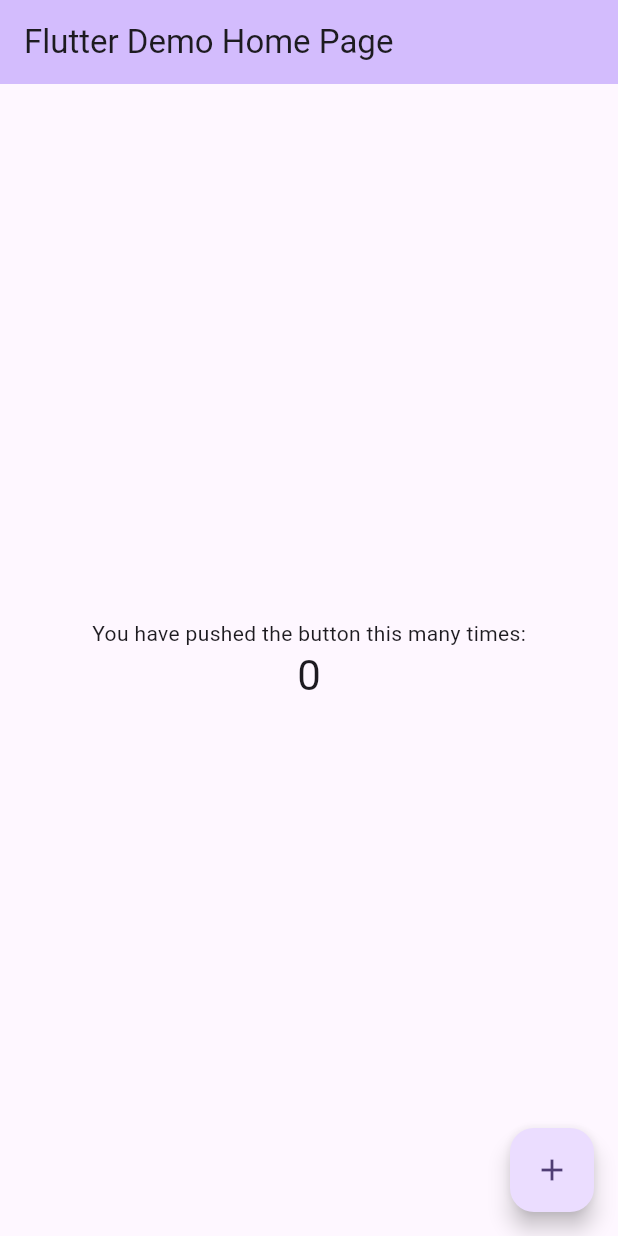
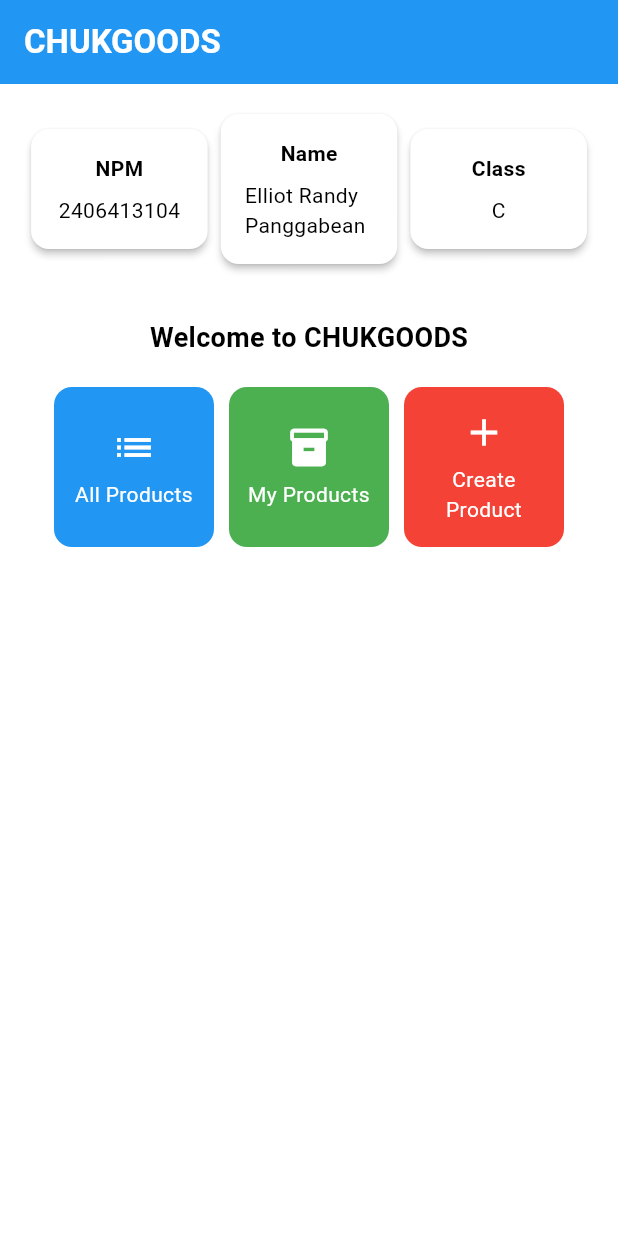
Before and after one commit to elliotrandy/chukgoods-mobile, a Flutter app: the screen it shows after launch, on a phone screen of 412 x 824 dp. Run offline on Flutter 3.47's test engine with Material 3 defaults, Android fonts, the light colour scheme and no system bars.

Commit message:
Implementasi Elemen Dasar Flutter

```diff
--- a/lib/main.dart
+++ b/lib/main.dart
@@ -1,4 +1,5 @@
 import 'package:flutter/material.dart';
+import 'package:chukgoods_mobile/menu.dart';
 
 void main() {
   runApp(const MyApp());
@@ -7,116 +8,15 @@ void main() {
 class MyApp extends StatelessWidget {
   const MyApp({super.key});
 
-  // This widget is the root of your application.
   @override
   Widget build(BuildContext context) {
     return MaterialApp(
-      title: 'Flutter Demo',
+      title: 'CHUKGOODS',
       theme: ThemeData(
-        // This is the theme of your application.
-        //
-        // TRY THIS: Try running your application with "flutter run". You'll see
-        // the application has a purple toolbar. Then, without quitting the app,
-        // try changing the seedColor in the colorScheme below to Colors.green
-        // and then invoke "hot reload" (save your changes or press the "hot
-        // reload" button in a Flutter-supported IDE, or press "r" if you used
-        // the command line to start the app).
-        //
-        // Notice that the counter didn't reset back to zero; the application
-        // state is not lost during the reload. To reset the state, use hot
-        // restart instead.
-        //
-        // This works for code too, not just values: Most code changes can be
-        // tested with just a hot reload.
-        colorScheme: ColorScheme.fromSeed(seedColor: Colors.deepPurple),
+        colorScheme: ColorScheme.fromSwatch(primarySwatch: Colors.blue)
+            .copyWith(secondary: Colors.blueAccent[400]),
       ),
-      home: const MyHomePage(title: 'Flutter Demo Home Page'),
+      home: MyHomePage(),
     );
   }
 }
-
-class MyHomePage extends StatefulWidget {
-  const MyHomePage({super.key, required this.title});
-
-  // This widget is the home page of your application. It is stateful, meaning
-  // that it has a State object (defined below) that contains fields that affect
-  // how it looks.
-
-  // This class is the configuration for the state. It holds the values (in this
-  // case the title) provided by the parent (in this case the App widget) and
-  // used by the build method of the State. Fields in a Widget subclass are
-  // always marked "final".
-
-  final String title;
-
-  @override
-  State<MyHomePage> createState() => _MyHomePageState();
-}
-
-class _MyHomePageState extends State<MyHomePage> {
-  int _counter = 0;
-
-  void _incrementCounter() {
-    setState(() {
-      // This call to setState tells the Flutter framework that something has
-      // changed in this State, which causes it to rerun the build method below
-      // so that the display can reflect the updated values. If we changed
-      // _counter without calling setState(), then the build method would not be
-      // called again, and so nothing would appear to happen.
-      _counter++;
-    });
-  }
-
-  @override
-  Widget build(BuildContext context) {
-    // This method is rerun every time setState is called, for instance as done
-    // by the _incrementCounter method above.
-    //
-    // The Flutter framework has been optimized to make rerunning build methods
-    // fast, so that you can just rebuild anything that needs updating rather
-    // than having to individually change instances of widgets.
-    return Scaffold(
-      appBar: AppBar(
-        // TRY THIS: Try changing the color here to a specific color (to
-        // Colors.amber, perhaps?) and trigger a hot reload to see the AppBar
-        // change color while the other colors stay the same.
-        backgroundColor: Theme.of(context).colorScheme.inversePrimary,
-        // Here we take the value from the MyHomePage object that was created by
-        // the App.build method, and use it to set our appbar title.
-        title: Text(widget.title),
-      ),
-      body: Center(
-        // Center is a layout widget. It takes a single child and positions it
-        // in the middle of the parent.
-        child: Column(
-          // Column is also a layout widget. It takes a list of children and
-          // arranges them vertically. By default, it sizes itself to fit its
-          // children horizontally, and tries to be as tall as its parent.
-          //
-          // Column has various properties to control how it sizes itself and
-          // how it positions its children. Here we use mainAxisAlignment to
-          // center the children vertically; the main axis here is the vertical
-          // axis because Columns are vertical (the cross axis would be
-          // horizontal).
-          //
-          // TRY THIS: Invoke "debug painting" (choose the "Toggle Debug Paint"
-          // action in the IDE, or press "p" in the console), to see the
-          // wireframe for each widget.
-          mainAxisAlignment: MainAxisAlignment.center,
-          children: <Widget>[
-            const Text('You have pushed the button this many times:'),
-            Text(
-              '$_counter',
-              style: Theme.of(context).textTheme.headlineMedium,
-            ),
-          ],
-        ),
-      ),
-      floatingActionButton: FloatingActionButton(
-        onPressed: _incrementCounter,
-        tooltip: 'Increment',
-        child: const Icon(Icons.add),
-      ), // This trailing comma makes auto-formatting nicer for build methods.
-    );
-  }
-}
--- /dev/null
+++ b/lib/menu.dart
@@ -0,0 +1,163 @@
+import 'package:flutter/material.dart';
+
+class MyHomePage extends StatelessWidget {
+  MyHomePage({super.key});
+
+  final String nama = "Elliot Randy Panggabean";
+  final String npm = "2406413104";
+  final String kelas = "C";
+
+  final List<ItemHomepage> items = [
+    ItemHomepage("All Products", Icons.list, Colors.blue),
+    ItemHomepage("My Products", Icons.inventory, Colors.green),
+    ItemHomepage("Create Product", Icons.add, Colors.red),
+  ];
+
+  @override
+  Widget build(BuildContext context) {
+    return Scaffold(
+      appBar: AppBar(
+        title: const Text(
+          'CHUKGOODS',
+          style: TextStyle(
+            color: Colors.white,
+            fontWeight: FontWeight.bold,
+          ),
+        ),
+        backgroundColor: Theme.of(context).colorScheme.primary,
+      ),
+      body: Padding(
+        padding: const EdgeInsets.all(16.0),
+        child: Column(
+          crossAxisAlignment: CrossAxisAlignment.center,
+          children: [
+            Row(
+              mainAxisAlignment: MainAxisAlignment.spaceEvenly,
+              children: [
+                InfoCard(title: 'NPM', content: npm),
+                InfoCard(title: 'Name', content: nama),
+                InfoCard(title: 'Class', content: kelas),
+              ],
+            ),
+            const SizedBox(height: 16.0),
+            Center(
+              child: Column(
+                children: [
+                  const Padding(
+                    padding: EdgeInsets.only(top: 16.0),
+                    child: Text(
+                      'Welcome to CHUKGOODS',
+                      style: TextStyle(
+                        fontWeight: FontWeight.bold,
+                        fontSize: 18.0,
+                      ),
+                    ),
+                  ),
+                  GridView.count(
+                    primary: true,
+                    padding: const EdgeInsets.all(20),
+                    crossAxisSpacing: 10,
+                    mainAxisSpacing: 10,
+                    crossAxisCount: 3,
+                    shrinkWrap: true,
+                    children: items.map((ItemHomepage item) {
+                      return ItemCard(item);
+                    }).toList(),
+                  ),
+                ],
+              ),
+            ),
+          ],
+        ),
+      ),
+    );
+  }
+}
+
+class InfoCard extends StatelessWidget {
+  final String title;
+  final String content;
+
+  const InfoCard({super.key, required this.title, required this.content});
+
+  @override
+  Widget build(BuildContext context) {
+    return Card(
+      elevation: 2.0,
+      child: Container(
+        width: MediaQuery.of(context).size.width / 3.5,
+        padding: const EdgeInsets.all(16.0),
+        child: Column(
+          children: [
+            Text(
+              title,
+              style: const TextStyle(fontWeight: FontWeight.bold),
+            ),
+            const SizedBox(height: 8.0),
+            Text(content),
+          ],
+        ),
+      ),
+    );
+  }
+}
+
+class ItemHomepage {
+  final String name;
+  final IconData icon;
+  final Color color;
+
+  ItemHomepage(this.name, this.icon, this.color);
+}
+
+class ItemCard extends StatelessWidget {
+  final ItemHomepage item;
+
+  const ItemCard(this.item, {super.key});
+
+  @override
+  Widget build(BuildContext context) {
+    return Material(
+      color: item.color,
+      borderRadius: BorderRadius.circular(12),
+      child: InkWell(
+        onTap: () {
+          String message;
+          if (item.name == "All Products") {
+            message = "Kamu telah menekan tombol All Products";
+          } else if (item.name == "My Products") {
+            message = "Kamu telah menekan tombol My Products";
+          } else {
+            message = "Kamu telah menekan tombol Create Product";
+          }
+          ScaffoldMessenger.of(context)
+            ..hideCurrentSnackBar()
+            ..showSnackBar(
+              SnackBar(content: Text(message)),
+            );
+        },
+        child: Container(
+          padding: const EdgeInsets.all(8),
+          child: Center(
+            child: Column(
+              mainAxisAlignment: MainAxisAlignment.center,
+              children: [
+                Icon(
+                  item.icon,
+                  color: Colors.white,
+                  size: 30.0,
+                ),
+                const Padding(padding: EdgeInsets.all(3)),
+                Text(
+                  item.name,
+                  textAlign: TextAlign.center,
+                  style: const TextStyle(color: Colors.white),
+                ),
+              ],
+            ),
+          ),
+        ),
+      ),
+    );
+  }
+}
```
Also changed, not shown: 1 other file.
